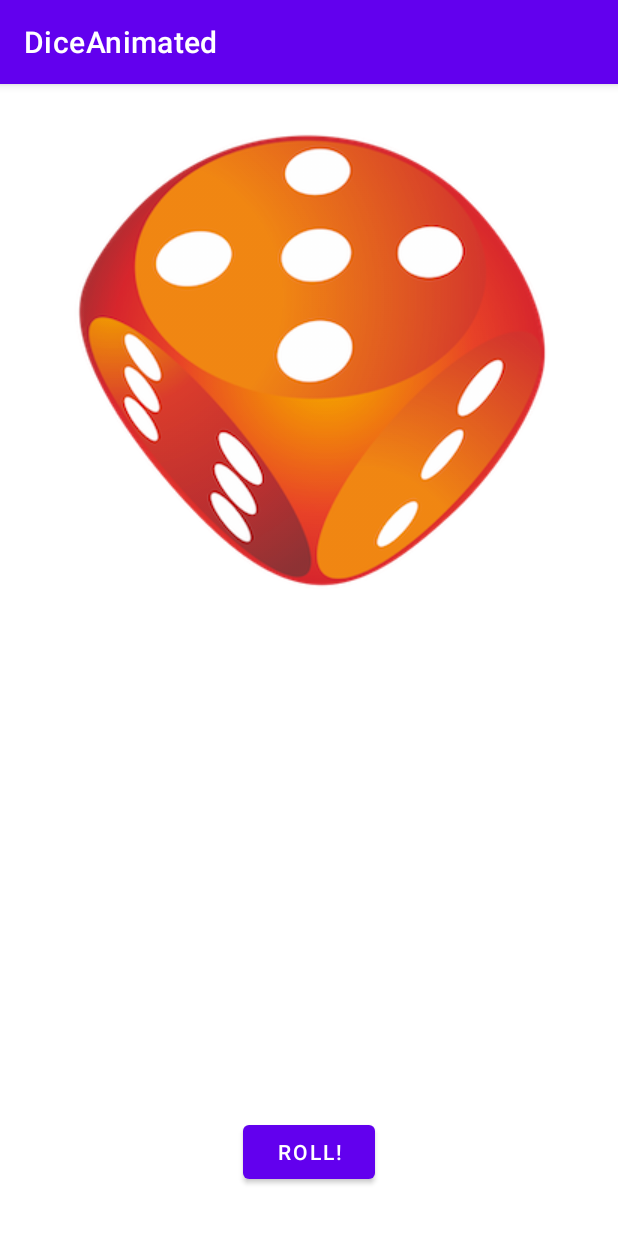
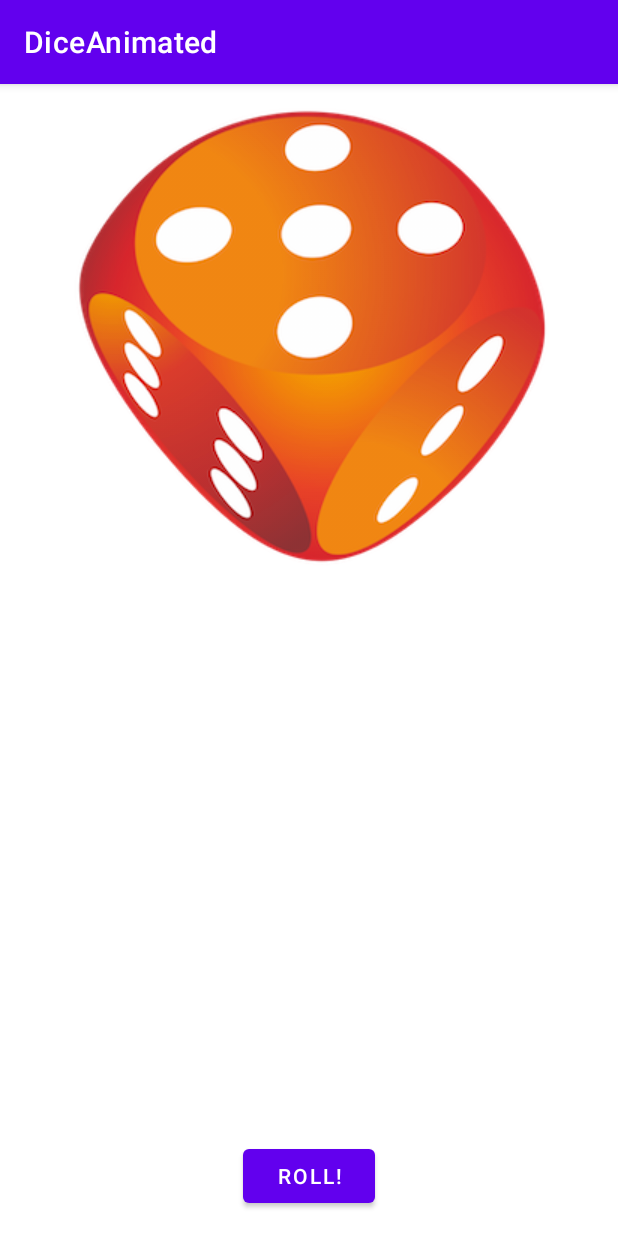
Before and after one commit to lima-1thing/SeeUJavaAndAndroid, an Android app: the screen it shows after launch (MainActivity), after a tap on "ROLL!", on a phone screen of 412 x 824 dp. Run offline under Robolectric (Android 15) with nearby library versions, the phone set to English and light mode, and no system bars.

```diff
--- a/diceanimated/src/main/res/layout/activity_main.xml
+++ b/diceanimated/src/main/res/layout/activity_main.xml
@@ -22,7 +22,7 @@
         android:layout_width="wrap_content"
         android:layout_height="wrap_content"
         android:layout_gravity="center_horizontal|center_vertical"
-        android:layout_margin="32sp"
+        android:layout_margin="16sp"
         android:layout_weight="3"
         android:onClick="roll"></ImageSwitcher>
 
@@ -31,7 +31,7 @@
         android:layout_width="wrap_content"
         android:layout_height="wrap_content"
         android:layout_gravity="center"
-        android:layout_margin="32sp"
+        android:layout_margin="16sp"
         android:onClick="roll"
         android:text="Roll!" />
 
```
